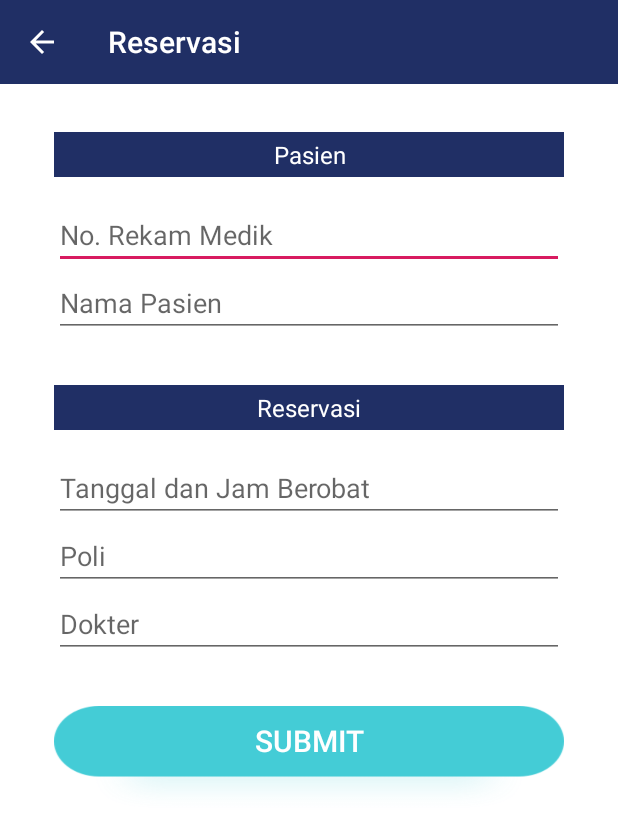
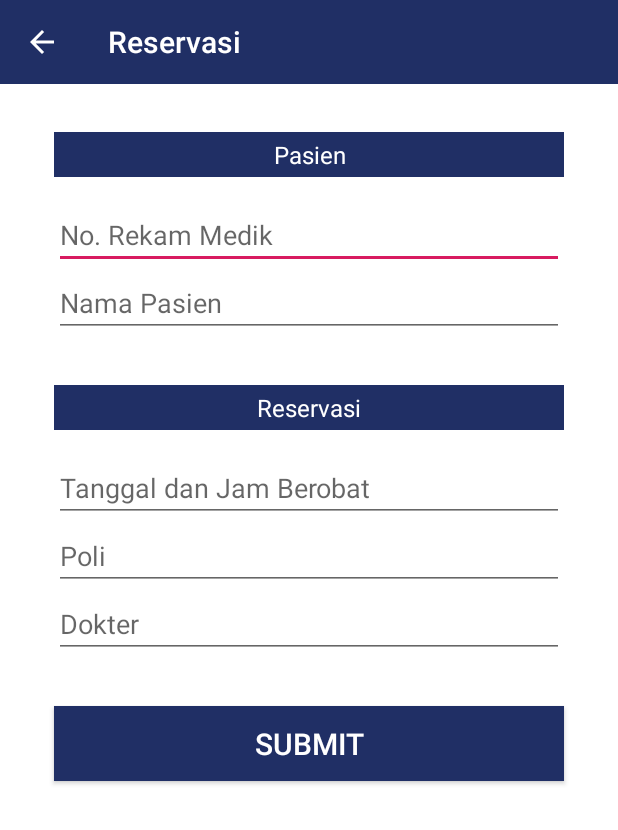
Before and after one commit to rifalous/RSUD-Ogan-Ilir-Apps, an Android app: the RegisterActivity screen opened directly, with no data from a screen before it, on a phone screen of 412 x 824 dp. Shown: the top 830 px of the screen. Run offline under Robolectric (Android 15) with nearby library versions, the phone set to English and light mode, and no system bars; libraries missing offline, so code that uses them is left out: com.rengwuxian.materialedittext; plain views replace MaterialEditText; 10 statements that could not run were skipped.

```diff
--- a/app/src/main/res/layout/activity_register.xml
+++ b/app/src/main/res/layout/activity_register.xml
@@ -142,10 +142,9 @@
     <Button
         android:id="@+id/btn_submit"
         android:layout_width="340dp"
-        android:layout_height="70dp"
+        android:layout_height="50dp"
         android:layout_gravity="center"
-        android:background="@drawable/bgbtnrecon"
-        android:paddingBottom="23dp"
+        android:background="@color/colorPrimaryDark"
         android:text="SUBMIT"
         android:textAlignment="center"
         android:textColor="#fff"
```
Also changed, not shown: app/src/main/res/drawable/bgbtnrecon.png.
